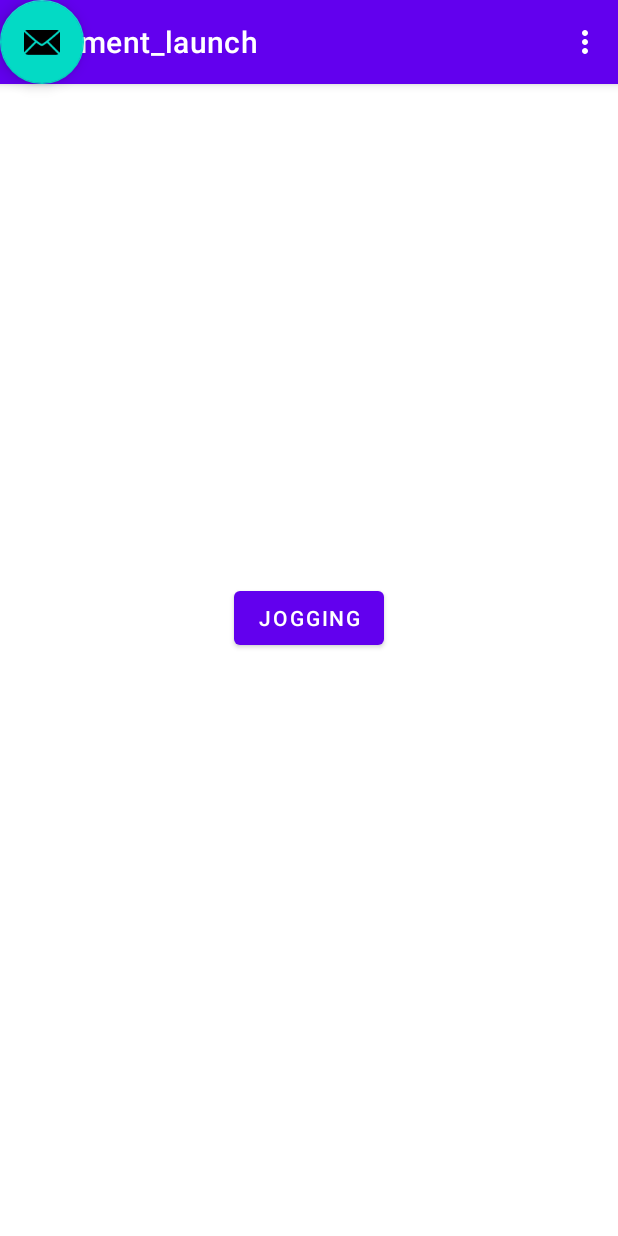
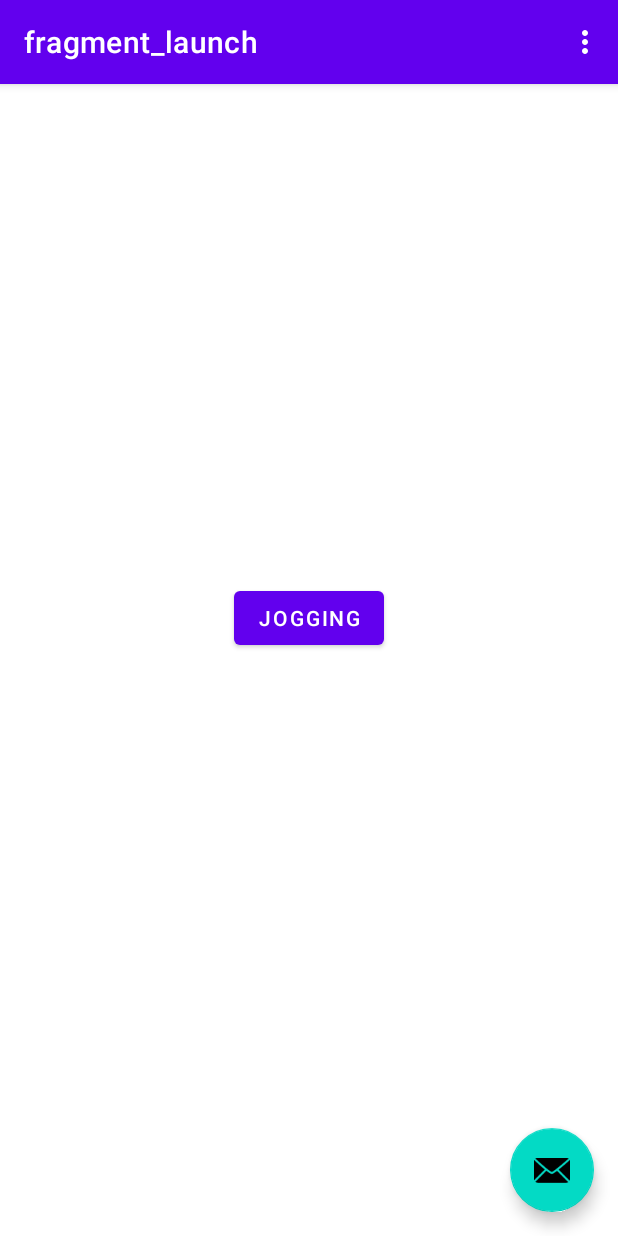
Before and after one commit to wrimicha/WorkoutPal, an Android app: the screen it shows after launch (MainActivity), on a phone screen of 412 x 824 dp. Run offline under Robolectric (Android 15) with nearby library versions, the phone set to English and light mode, and no system bars; our stand-ins replace data binding, navigation-ui.

Commit message:
fixed floating action button

```diff
--- a/app/src/main/res/layout/activity_main.xml
+++ b/app/src/main/res/layout/activity_main.xml
@@ -29,6 +29,8 @@
         android:layout_height="wrap_content"
         android:layout_gravity="bottom|end"
         android:layout_margin="@dimen/fab_margin"
+        app:layout_constraintBottom_toBottomOf="parent"
+        app:layout_constraintEnd_toEndOf="parent"
         app:srcCompat="@android:drawable/ic_dialog_email"
         tools:ignore="MissingConstraints" />
 
```
